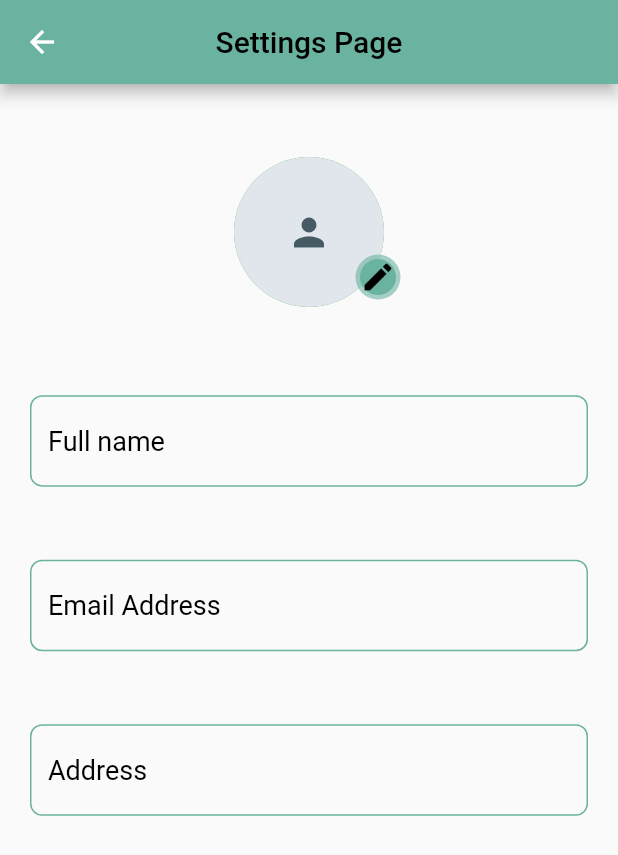
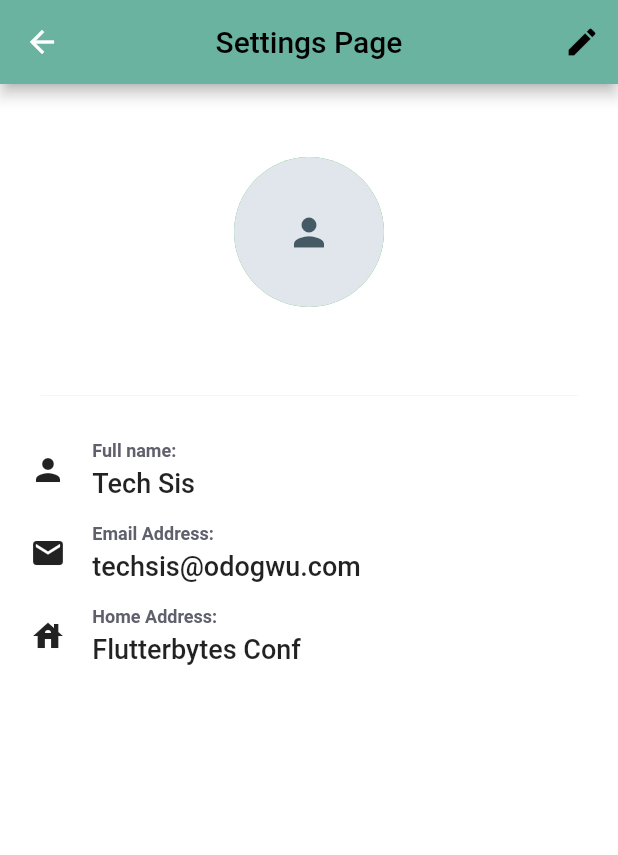
Before and after one commit to Lord-Chris/mp_design, a Flutter app: the SettingsPage screen opened directly, on a phone screen of 412 x 824 dp. Shown: the top 855 px of the screen. Run offline on Flutter 3.47's test engine with Material 2 defaults, Android fonts, the light colour scheme and no system bars; our stand-ins replace cached_network_image, flutter_hooks, flutter_rating_stars, flutter_screenutil.

Commit message:
Some changes

```diff
--- a/lib/views/home_view/setting_page.dart
+++ b/lib/views/home_view/setting_page.dart
@@ -1,19 +1,38 @@
 import 'package:flutter/material.dart';
+import 'package:flutter_hooks/flutter_hooks.dart';
+import 'package:flutter_screenutil/flutter_screenutil.dart';
 import 'package:mp_design/shared/constants/app_colors.dart';
+import 'package:mp_design/shared/constants/app_textstyles.dart';
 import 'package:mp_design/shared/constants/spacing.dart';
 import 'package:mp_design/views/home_view/widgets/custom_text_field.dart';
 
-class SettingsPage extends StatelessWidget {
+class SettingsPage extends HookWidget {
   const SettingsPage({super.key});
 
   @override
   Widget build(BuildContext context) {
+    final name = useTextEditingController(text: 'Tech Sis');
+    final email = useTextEditingController(text: 'techsis@odogwu.com');
+    final address = useTextEditingController(text: 'Flutterbytes Conf');
+    final isEditing = useState(false);
     return Scaffold(
+      backgroundColor: AppColors.white,
       appBar: AppBar(
         backgroundColor: AppColors.green,
-        title: const Text('Settings Page',style: TextStyle(color:
-         AppColors.black),),
+        title: const Text(
+          'Settings Page',
+          style: TextStyle(color: AppColors.black),
+        ),
         centerTitle: true,
+        actions: [
+          IconButton(
+            onPressed: () => isEditing.value = !isEditing.value,
+            icon: Icon(
+              isEditing.value ? Icons.save : Icons.edit,
+              color: AppColors.black,
+            ),
+          )
+        ],
       ),
       body: Padding(
         padding: const EdgeInsets.symmetric(horizontal: 20),
@@ -33,14 +52,15 @@ class SettingsPage extends StatelessWidget {
                     child: CircleAvatar(
                       radius: 50,
                       backgroundColor: Color(0xFFE0E6EB),
-                          child: Icon(
-                            Icons.person,
-                            size: 30,
+                      child: Icon(Icons.person, size: 30),
                     ),
-                        ))),
+                  ),
+                ),
                 Positioned(
                   right: 125,
                   bottom: 15,
+                  child: Visibility(
+                    visible: isEditing.value,
                     child: InkWell(
                       onTap: () {},
                       child: CircleAvatar(
@@ -51,9 +71,7 @@ class SettingsPage extends StatelessWidget {
                           backgroundColor: AppColors.green,
                           child: IconButton(
                             tooltip: 'Edit icon',
-                          padding: EdgeInsets.only(
-                            bottom: 20,
-                          ),
+                            padding: const EdgeInsets.only(bottom: 20),
                             onPressed: () {},
                             icon: const Icon(Icons.edit),
                             color: AppColors.black,
@@ -63,23 +81,95 @@ class SettingsPage extends StatelessWidget {
                       ),
                     ),
                   ),
+                ),
               ],
             ),
             Spacing.vertLarge(),
-            const CustomTextField(
-              hintText: 'Full name',
+            // MergeSemantics(
+            //   child: Row(
+            //     children: <Widget>[
+            //       Checkbox(
+            //         value: true,
+            //         onChanged: (bool? value) {},
+            //       ),
+            //       const Text('Settings'),
+            //     ],
+            //   ),
+            // ),
+            Expanded(
+              child: Stack(
+                children: [
+                  Column(
+                    children: [
+                      CustomTextField(hintText: 'Full name', controller: name),
+                      Spacing.vertLarge(),
+                      CustomTextField(
+                          hintText: 'Email Address', controller: email),
+                      Spacing.vertLarge(),
+                      CustomTextField(hintText: 'Address', controller: address),
+                    ],
                   ),
-            Spacing.vertLarge(),
-            const CustomTextField(
-              hintText: 'Email Address',
+                  if (!isEditing.value)
+                    Container(
+                      width: double.maxFinite,
+                      color: AppColors.white,
+                      padding: REdgeInsets.only(top: 30),
+                      child: Column(
+                        crossAxisAlignment: CrossAxisAlignment.start,
+                        children: [
+                          _buildDetails(
+                            Icons.person,
+                            'Full name:',
+                            name.text,
                           ),
-            Spacing.vertLarge(),
-            const CustomTextField(
-              hintText: 'Address',
+                          Spacing.vertRegular(),
+                          _buildDetails(
+                            Icons.email,
+                            'Email Address:',
+                            email.text,
+                          ),
+                          Spacing.vertRegular(),
+                          _buildDetails(
+                            Icons.house,
+                            'Home Address:',
+                            address.text,
+                          ),
+                        ],
+                      ),
+                    )
+                ],
+              ),
             ),
           ],
         ),
       ),
     );
   }
+
+  Row _buildDetails(IconData icon, String label, String value) {
+    return Row(
+      children: [
+        Icon(icon),
+        Spacing.horizRegular(),
+        Expanded(
+          child: Column(
+            crossAxisAlignment: CrossAxisAlignment.start,
+            children: [
+              Text(
+                label,
+                style: AppTextStyles.bold12.copyWith(
+                  color: AppColors.deepGrey,
+                ),
+              ),
+              Spacing.vertTiny(),
+              Text(
+                value,
+                style: AppTextStyles.medium18.copyWith(),
+              ),
+            ],
+          ),
+        ),
+      ],
+    );
   }
+}
--- a/lib/views/home_view/widgets/custom_text_field.dart
+++ b/lib/views/home_view/widgets/custom_text_field.dart
@@ -3,25 +3,32 @@ import 'package:mp_design/shared/constants/_constants.dart';
 
 class CustomTextField extends StatelessWidget {
   final String hintText;
+  final TextEditingController controller;
 
   const CustomTextField({
     super.key,
     required this.hintText,
+    required this.controller,
   });
 
   @override
   Widget build(BuildContext context) {
     return TextFormField(
+      controller: controller,
       decoration: InputDecoration(
         hintText: hintText,
-        hintStyle: TextStyle(
-            fontSize: 18, fontWeight: FontWeight.w400, color: Colors.black),
+        hintStyle: const TextStyle(
+          fontSize: 18,
+          fontWeight: FontWeight.w400,
+          color: Colors.black,
+        ),
         border: OutlineInputBorder(
-            borderRadius: BorderRadius.circular(8),
-            borderSide: BorderSide(color: AppColors.green, width: 1)),
+          borderRadius: BorderRadius.circular(8),
+          borderSide: const BorderSide(color: AppColors.green, width: 1),
+        ),
         enabledBorder: OutlineInputBorder(
           borderRadius: BorderRadius.circular(8),
-          borderSide: BorderSide(color: AppColors.green, width: 1),
+          borderSide: const BorderSide(color: AppColors.green, width: 1),
         ),
         focusedBorder: OutlineInputBorder(
           borderRadius: BorderRadius.circular(8),
```
Lines whose indentation alone changed are shown as unchanged.
